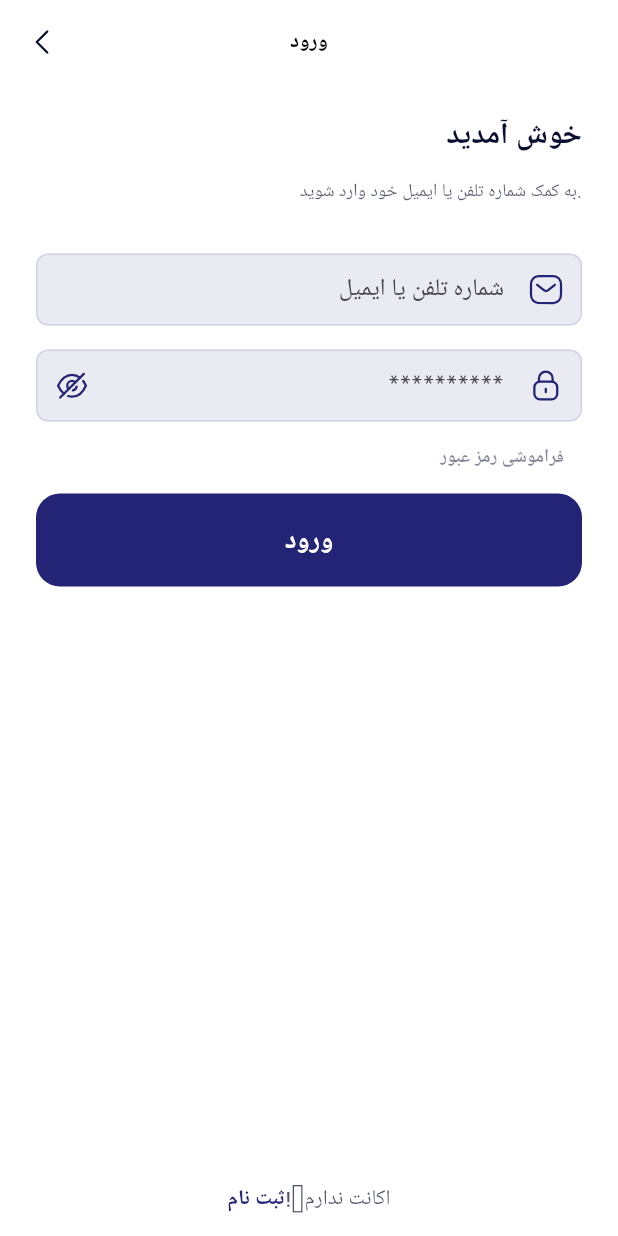
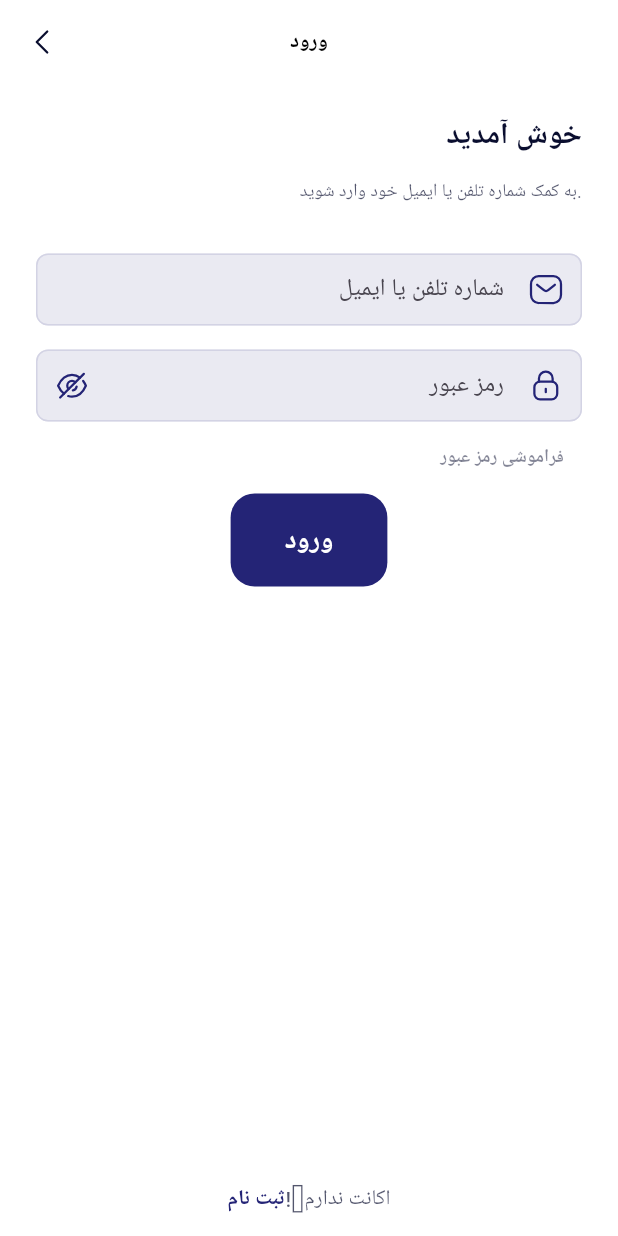
Before and after one commit to persianball/PersianballUIV3, a Flutter app: the screen it shows after launch, after a tap on "شروع", on a phone screen of 412 x 824 dp. Run offline on Flutter 3.47's test engine with Material 3 defaults, Android fonts, the phone set to English and light mode, and no system bars; our stand-ins replace equatable, flutter_bloc, flutter_svg, pin_code_fields, smooth_page_indicator, smooth_star_rating_null_safety; Roboto replaces fonts that are missing (Estedad).

Commit message:
feat(login_page): Add login_page functionality with UI.

```diff
--- /dev/null
+++ b/lib/bloc/login/login_event.dart
@@ -0,0 +1,19 @@
+// bloc/login/login_event.dart
+part of 'login_bloc.dart';
+
+abstract class LoginEvent extends Equatable {
+  const LoginEvent();
+
+  @override
+  List<Object?> get props => [];
+}
+
+class LoginSubmitted extends LoginEvent {
+  final String username;
+  final String password;
+
+  const LoginSubmitted({required this.username, required this.password});
+
+  @override
+  List<Object?> get props => [username, password];
+}
--- /dev/null
+++ b/lib/bloc/login/login_state.dart
@@ -0,0 +1,31 @@
+// bloc/login/login_state.dart
+part of 'login_bloc.dart';
+
+abstract class LoginState extends Equatable {
+  const LoginState();
+
+  @override
+  List<Object?> get props => [];
+}
+
+class LoginInitial extends LoginState {}
+
+class LoginLoading extends LoginState {}
+
+class LoginSuccess extends LoginState {
+  final Map<String, dynamic> userData;
+
+  const LoginSuccess(this.userData);
+
+  @override
+  List<Object?> get props => [userData];
+}
+
+class LoginFailure extends LoginState {
+  final String message;
+
+  const LoginFailure(this.message);
+
+  @override
+  List<Object?> get props => [message];
+}
--- /dev/null
+++ b/lib/constant/urls.dart
@@ -0,0 +1,4 @@
+class URLs{
+    static const baseUrl = "http://185.226.117.38/";
+
+}
--- a/lib/views/screens/login_page.dart
+++ b/lib/views/screens/login_page.dart
@@ -1,16 +1,21 @@
+// views/login_page.dart
 import 'package:flutter/material.dart';
-import 'package:flutter/services.dart';
+import 'package:flutter_bloc/flutter_bloc.dart';
 import 'package:flutter_svg/flutter_svg.dart';
 import 'package:marketky/constant/app_color.dart';
 import 'package:marketky/views/screens/page_switcher.dart';
 import 'package:marketky/views/screens/register_page.dart';
 
-class LoginPage extends StatefulWidget {
-  @override
-  _LoginPageState createState() => _LoginPageState();
-}
+import '../../bloc/login/login_bloc.dart';
 
-class _LoginPageState extends State<LoginPage> {
+
+class LoginPage extends StatelessWidget {
+  LoginPage({Key? key}) : super(key: key);
+
+  final _formKey = GlobalKey<FormState>();
+  final TextEditingController _emailController = TextEditingController();
+  final TextEditingController _passwordController = TextEditingController();
+
   @override
   Widget build(BuildContext context) {
     return Scaffold(
@@ -19,13 +24,13 @@ class _LoginPageState extends State<LoginPage> {
         centerTitle: true,
         backgroundColor: Colors.white,
         elevation: 0,
-        title: Text('ورود', style: TextStyle(fontFamily: 'Estedad',color: Colors.black, fontSize: 14, fontWeight: FontWeight.w600)),
+        title: Text('ورود', style: TextStyle(fontFamily: 'Estedad', color: Colors.black, fontSize: 14, fontWeight: FontWeight.w600)),
         leading: IconButton(
           onPressed: () {
             Navigator.of(context).pop();
           },
           icon: SvgPicture.asset('assets/icons/Arrow-left.svg'),
-        ), systemOverlayStyle: SystemUiOverlayStyle.light,
+        ),
       ),
       bottomNavigationBar: Container(
         width: MediaQuery.of(context).size.width,
@@ -67,12 +72,21 @@ class _LoginPageState extends State<LoginPage> {
           ),
         ),
       ),
-      body: ListView(
-        shrinkWrap: true,
+      body: BlocProvider(
+        create: (context) => LoginBloc(),
+        child: Builder(builder: (context) {
+          return _buildBody(context);
+        }),
+      ),
+    );
+  }
+
+  Widget _buildBody(BuildContext context) {
+    return ListView(
       padding: EdgeInsets.symmetric(horizontal: 24),
       physics: BouncingScrollPhysics(),
       children: [
-          // Section 1 - Header
+        // Header
         Container(
           margin: EdgeInsets.only(top: 20, bottom: 12),
           child: Text(
@@ -91,23 +105,31 @@ class _LoginPageState extends State<LoginPage> {
           child: Text(
             ' به کمک شماره تلفن یا ایمیل خود وارد شوید.',
             textAlign: TextAlign.right,
-              style: TextStyle(fontFamily: 'Estedad',color: AppColor.secondary.withOpacity(0.7), fontSize: 12, height: 150 / 100),
+            style: TextStyle(
+              fontFamily: 'Estedad',
+              color: AppColor.secondary.withOpacity(0.7),
+              fontSize: 12,
+              height: 1.5,
             ),
           ),
-          // Section 2 - Form
-          // Email
+        ),
+
+        // Form
+        Form(
+          key: _formKey,
+          child: Column(
+            children: [
+              // Email/Phone
               Directionality(
                 textDirection: TextDirection.rtl,
-            child: TextField(
-              autofocus: false,
-              style: TextStyle(
-                fontFamily: 'Estedad',
-              ),
+                child: TextFormField(
+                  controller: _emailController,
+                  keyboardType: TextInputType.emailAddress,
+                  textDirection: TextDirection.ltr,
+                  style: TextStyle(fontFamily: 'Estedad'),
                   decoration: InputDecoration(
                     hintText: 'شماره تلفن یا ایمیل',
-                hintStyle: TextStyle(
-                  fontFamily: 'Estedad',
-                ),
+                    hintStyle: TextStyle(fontFamily: 'Estedad'),
                     prefixIcon: Container(
                       padding: EdgeInsets.all(12),
                       child: SvgPicture.asset('assets/icons/Message.svg', color: AppColor.primary),
@@ -124,21 +146,35 @@ class _LoginPageState extends State<LoginPage> {
                     fillColor: AppColor.primarySoft,
                     filled: true,
                   ),
+                  validator: (value) {
+                    if (value == null || value.isEmpty) {
+                      return 'ایمیل یا شماره تلفن را وارد کنید';
+                    }
+                    return null;
+                  },
                 ),
               ),
               SizedBox(height: 16),
+
               // Password
               Directionality(
                 textDirection: TextDirection.rtl,
-            child: TextField(
-              autofocus: false,
+                child: TextFormField(
+                  controller: _passwordController,
                   obscureText: true,
+                  textDirection: TextDirection.ltr,
+                  style: TextStyle(fontFamily: 'Estedad'),
                   decoration: InputDecoration(
-                hintText: '**********',
-
+                    hintText: 'رمز عبور',
                     prefixIcon: Container(
                       padding: EdgeInsets.all(12),
                       child: SvgPicture.asset('assets/icons/Lock.svg', color: AppColor.primary),
+                    ),
+                    suffixIcon: IconButton(
+                      onPressed: () {
+                        // toggle visibility
+                      },
+                      icon: SvgPicture.asset('assets/icons/Hide.svg', color: AppColor.primary),
                     ),
                     contentPadding: EdgeInsets.symmetric(vertical: 10, horizontal: 14),
                     enabledBorder: OutlineInputBorder(
@@ -151,46 +187,112 @@ class _LoginPageState extends State<LoginPage> {
                     ),
                     fillColor: AppColor.primarySoft,
                     filled: true,
-                //
-                suffixIcon: IconButton(
-                  onPressed: () {},
-                  icon: SvgPicture.asset('assets/icons/Hide.svg', color: AppColor.primary),
+                  ),
+                  validator: (value) {
+                    if (value == null || value.isEmpty) {
+                      return 'رمز عبور را وارد کنید';
+                    }
+                    return null;
+                  },
                 ),
               ),
-            ),
-          ),
-          // Forgot Passowrd
+
+              // Forgot Password
               Container(
                 alignment: Alignment.centerRight,
                 child: TextButton(
-              onPressed: () {},
+                  onPressed: () {
+                    // forgot password page
+                  },
                   child: Text(
                     'فراموشی رمز عبور',
-                style: TextStyle(fontFamily: 'Estedad',fontSize: 12, color: AppColor.secondary.withOpacity(0.5), fontWeight: FontWeight.w700),
+                    style: TextStyle(
+                      fontFamily: 'Estedad',
+                      fontSize: 12,
+                      color: AppColor.secondary.withOpacity(0.5),
+                      fontWeight: FontWeight.w700,
+                    ),
                   ),
                   style: TextButton.styleFrom(
                     foregroundColor: AppColor.primary.withOpacity(0.1),
                   ),
                 ),
               ),
-          // Sign In button
-          ElevatedButton(
+
+              // Error Message (با BlocConsumer)
+              BlocConsumer<LoginBloc, LoginState>(
+                listener: (context, state) {
+                  if (state is LoginSuccess) {
+                    Navigator.of(context).pushReplacement(
+                      MaterialPageRoute(builder: (context) => PageSwitcher()),
+                    );
+                  }
+                },
+                builder: (context, state) {
+                  if (state is LoginFailure) {
+                    return Container(
+                      margin: EdgeInsets.only(bottom: 16),
+                      child: Text(
+                        state.message,
+                        style: TextStyle(
+                          color: Colors.red,
+                          fontFamily: 'Estedad',
+                          fontSize: 12,
+                        ),
+                        textAlign: TextAlign.center,
+                      ),
+                    );
+                  }
+                  return SizedBox.shrink();
+                },
+              ),
+
+              // Loading یا دکمه ورود
+              BlocBuilder<LoginBloc, LoginState>(
+                builder: (context, state) {
+                  if (state is LoginLoading) {
+                    return Center(child: CircularProgressIndicator());
+                  }
+                  return ElevatedButton(
                     onPressed: () {
-              Navigator.of(context).push(MaterialPageRoute(builder: (context) => PageSwitcher()));
+                      if (_formKey.currentState!.validate()) {
+                        context.read<LoginBloc>().add(
+                          LoginSubmitted(
+                            username: _emailController.text.trim(),
+                            password: _passwordController.text,
+                          ),
+                        );
+                      }
                     },
                     child: Text(
                       'ورود',
-              style: TextStyle(fontFamily: 'Estedad',color: Colors.white, fontWeight: FontWeight.w600, fontSize: 18),
+                      style: TextStyle(
+                        fontFamily: 'Estedad',
+                        color: Colors.white,
+                        fontWeight: FontWeight.w600,
+                        fontSize: 18,
+                      ),
                     ),
                     style: ElevatedButton.styleFrom(
-              padding: EdgeInsets.symmetric(horizontal: 36, vertical: 18), backgroundColor: AppColor.primary,
+                      padding: EdgeInsets.symmetric(horizontal: 36, vertical: 18),
+                      backgroundColor: AppColor.primary,
                       shape: RoundedRectangleBorder(borderRadius: BorderRadius.circular(16)),
                       elevation: 0,
                       shadowColor: Colors.transparent,
                     ),
+                  );
+                },
               ),
             ],
           ),
+        ),
+      ],
     );
   }
+
+  @override
+  void dispose() {
+    _emailController.dispose();
+    _passwordController.dispose();
   }
+}
--- a/pubspec.yaml
+++ b/pubspec.yaml
@@ -18,7 +18,7 @@ publish_to: 'none' # Remove this line if you wish to publish to pub.dev
 version: 1.0.0+1
 
 environment:
-  sdk: ">=3.6.0 <3.6.2"
+  sdk: ">=3.6.0 <3.10.0"
 
 dependencies:
   cupertino_icons: ^1.0.2
@@ -29,6 +29,8 @@ dependencies:
   smooth_page_indicator: ^1.0.0+2
   smooth_star_rating_null_safety: ^1.0.4+2
   pin_code_fields: ^8.0.1
+  flutter_bloc: ^9.1.1
+  equatable: ^2.0.7
 
 dev_dependencies:
   flutter_test:
```
Also changed, not shown: lib/bloc/login/login_bloc.dart (added, +27 -0 lines), lib/services/auth_service.dart (added, +31 -0 lines), pubspec.lock, 3 other files. Lines whose indentation alone changed are shown as unchanged.
